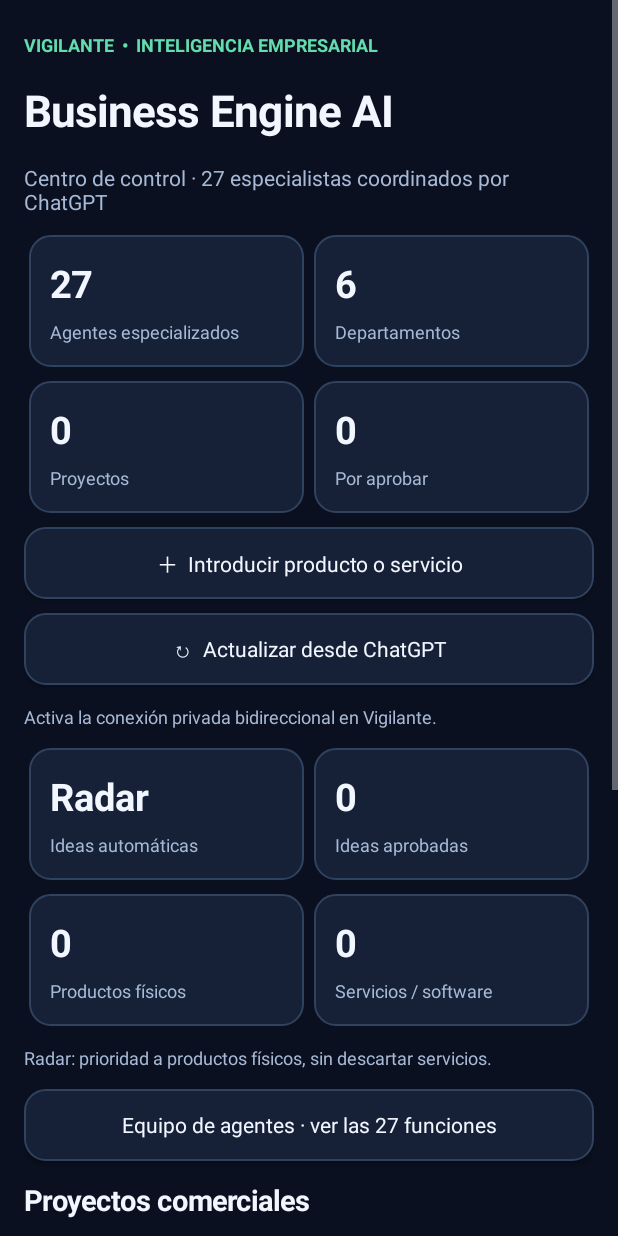
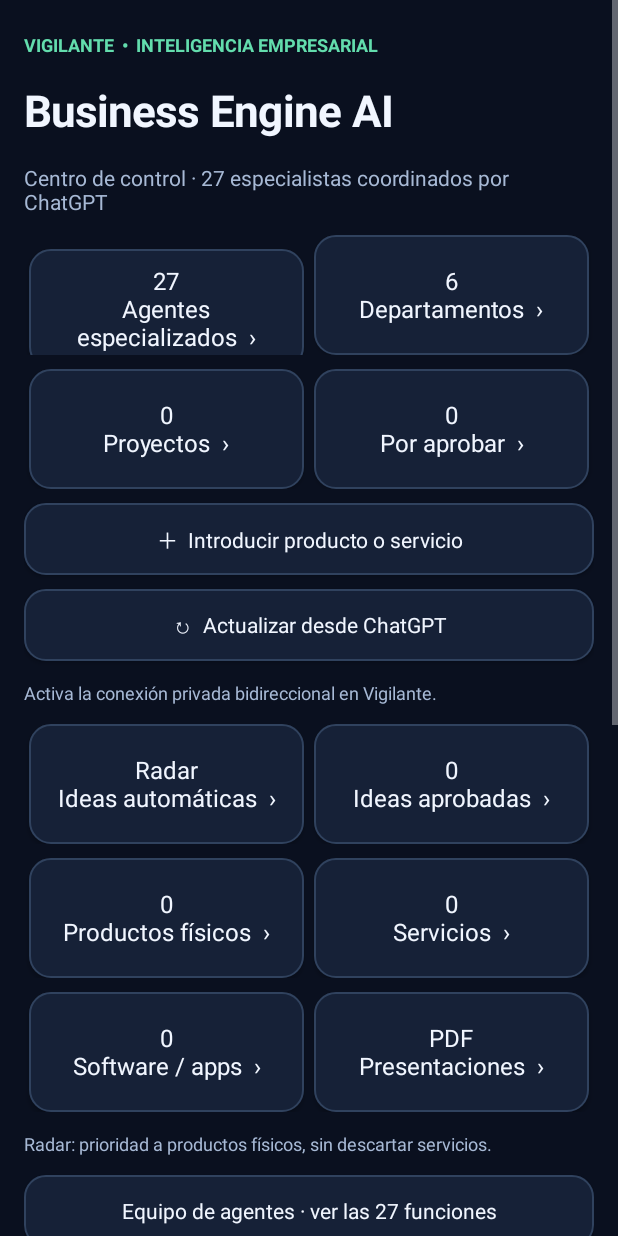
Before and after one commit to angeljo0801/Vigilante, an Android app: the BusinessActivity screen opened directly, with no data from a screen before it, on a phone screen of 412 x 824 dp. Run offline under Robolectric (Android 15) with nearby library versions, the phone set to English and light mode, and no system bars; pictures from the network do not load.

Commit message:
Rebuild dashboard as explicit navigable screens and widen discovery categories

```diff
--- a/app/build.gradle
+++ b/app/build.gradle
@@ -10,8 +10,8 @@ android {
         applicationId 'com.vigilante.app'
         minSdk 26
         targetSdk 34
-        versionCode 22
-        versionName '3.9.1'
+        versionCode 23
+        versionName '3.9.2'
     }
 
     signingConfigs {
--- a/app/src/main/java/com/vigilante/app/BusinessActivity.java
+++ b/app/src/main/java/com/vigilante/app/BusinessActivity.java
@@ -15,7 +15,7 @@ import java.util.*;
 public final class BusinessActivity extends Activity {
  private static final int BG=0xff0a101f,CARD=0xff162137,BORDER=0xff30425e,WHITE=0xfff1f6ff,MUTED=0xffa7b9d5,BLUE=0xff3e7be7,GREEN=0xff63ddad;
  private final ExecutorService io=Executors.newSingleThreadExecutor();
- private LinearLayout root; private ScrollView scroll; private String selected="",filter="",quickSection=""; private boolean busy=false,refreshAgain=false;
+ private LinearLayout root; private ScrollView scroll; private String selected="",filter="",quickSection=""; private boolean busy=false,refreshAgain=false;private TextView syncLabel;
  private final Set<Integer> expanded=new HashSet<>();
  private final Set<String> departments=new HashSet<>();
  private int dp(float x){return Math.round(x*getResources().getDisplayMetrics().density);}
@@ -24,48 +24,54 @@ public final class BusinessActivity extends Activity {
  private LinearLayout row(){LinearLayout l=new LinearLayout(this);l.setOrientation(0);return l;}
  private TextView t(String s,int size,int color,boolean bold){TextView v=new TextView(this);v.setText(s);v.setTextColor(color);v.setTextSize(size);if(bold)v.setTypeface(Typeface.DEFAULT,Typeface.BOLD);v.setPadding(0,dp(3),0,dp(3));return v;}
  private void add(LinearLayout p,View v){LinearLayout.LayoutParams lp=new LinearLayout.LayoutParams(-1,-2);lp.bottomMargin=dp(9);p.addView(v,lp);}
- private Button btn(String s,Runnable action){Button b=new Button(this);b.setText(s);b.setAllCaps(false);b.setTextColor(WHITE);b.setTextSize(14);b.setBackground(bg(CARD));b.setPadding(dp(8),dp(8),dp(8),dp(8));b.setOnClickListener(v->action.run());return b;}
+ private Button btn(String s,Runnable action){Button b=new Button(this);b.setText(s);b.setAllCaps(false);b.setTextColor(WHITE);b.setTextSize(14);b.setBackground(new android.graphics.drawable.RippleDrawable(android.content.res.ColorStateList.valueOf(0x553e7be7),bg(CARD),null));b.setMinHeight(dp(48));b.setPadding(dp(8),dp(8),dp(8),dp(8));b.setOnClickListener(v->action.run());return b;}
  private LinearLayout card(){LinearLayout l=col();l.setBackground(bg(CARD));l.setPadding(dp(14),dp(12),dp(14),dp(12));return l;}
- private void tile(LinearLayout r,String value,String label,Runnable action){LinearLayout c=card();c.addView(t(value,25,WHITE,true));c.addView(t(label,12,MUTED,false));LinearLayout.LayoutParams lp=new LinearLayout.LayoutParams(0,-2,1);lp.setMargins(dp(3),0,dp(3),0);r.addView(c,lp);c.setClickable(true);c.setFocusable(true);c.setOnClickListener(v->action.run());}
+ private void tile(LinearLayout r,String value,String label,Runnable action){Button c=btn(value+"\n"+label+"  ›",action);c.setTextSize(16);c.setMinHeight(dp(80));LinearLayout.LayoutParams lp=new LinearLayout.LayoutParams(0,-2,1);lp.setMargins(dp(3),0,dp(3),0);r.addView(c,lp);}
  @Override public void onCreate(Bundle b){super.onCreate(b);getWindow().setStatusBarColor(BG);getWindow().setNavigationBarColor(BG);render();refresh();}
  @Override protected void onDestroy(){io.shutdown();super.onDestroy();}
- @Override public void onBackPressed(){if(!selected.isEmpty()){selected="";filter="";quickSection="";expanded.clear();render();}else if(!filter.isEmpty()){filter="";render();}else super.onBackPressed();}
- private void refresh(){if(busy){refreshAgain=true;Toast.makeText(this,"Sincronización en curso; nueva solicitud en cola",0).show();return;}busy=true;render();io.execute(()->{String s;try{s=BusinessSync.sync(this);}catch(Exception e){s="Error de sincronización: "+e.getMessage();}final String result=s;runOnUiThread(()->{busy=false;if(isFinishing()||isDestroyed())return;BusinessSync.prefs(this).edit().putString("status",result).apply();render();Toast.makeText(this,result,0).show();if(refreshAgain){refreshAgain=false;refresh();}});});}
+ @Override public void onBackPressed(){if(!selected.isEmpty()){selected="";filter="";quickSection="";expanded.clear();render();}else if(!filter.isEmpty()){goHome();}else super.onBackPressed();}
+ private void refresh(){if(busy){refreshAgain=true;Toast.makeText(this,"Sincronización en curso; nueva solicitud en cola",0).show();return;}busy=true;if(syncLabel!=null)syncLabel.setText("Sincronizando…");io.execute(()->{String s;try{s=BusinessSync.sync(this);}catch(Exception e){s="Error de sincronización: "+e.getMessage();}final String result=s;runOnUiThread(()->{busy=false;if(isFinishing()||isDestroyed())return;BusinessSync.prefs(this).edit().putString("status",result).apply();if(syncLabel!=null)syncLabel.setText(result);render();Toast.makeText(this,result,0).show();if(refreshAgain){refreshAgain=false;refresh();}});});}
  private void render(){int position=scroll==null?0:scroll.getScrollY();ScrollView sc=new ScrollView(this);scroll=sc;sc.setBackgroundColor(BG);root=col();root.setPadding(dp(16),dp(18),dp(16),dp(24));sc.addView(root);setContentView(sc);sc.post(()->sc.scrollTo(0,position));
   add(root,t("VIGILANTE  •  INTELIGENCIA EMPRESARIAL",12,GREEN,true));
   add(root,t("Business Engine AI",29,WHITE,true));
-  if(!selected.isEmpty()){add(root,btn("‹  Volver a proyectos",()->{selected="";quickSection="";expanded.clear();render();}));detail();return;}
+  if(!selected.isEmpty()){add(root,btn("‹  Volver a proyectos",()->{selected="";quickSection="";expanded.clear();resetScroll();render();}));detail();return;}
+  if(!filter.isEmpty()){showSubpage();return;}
   add(root,t("Centro de control · 27 especialistas coordinados por ChatGPT",14,MUTED,false));
-  JSONArray a=BusinessSync.reports(this);int approved=0,review=0,products=0,services=0;for(int i=0;i<a.length();i++){JSONObject j=a.optJSONObject(i);if(j==null)continue;if(isProduct(j))products++;else services++;if(j.optBoolean("approved"))approved++;if("ready_for_review".equals(j.optString("status")))review++;}
-  LinearLayout r=row();tile(r,"27","Agentes especializados",()->{filter="agents";render();});tile(r,"6","Departamentos",()->{filter="agents";render();});add(root,r);
-  r=row();tile(r,""+a.length(),"Proyectos",()->{filter="";render();});tile(r,""+review,"Por aprobar",()->{filter="review";render();});add(root,r);
+  JSONArray a=BusinessSync.reports(this);int approved=0,review=0,products=0,services=0,software=0;for(int i=0;i<a.length();i++){JSONObject j=a.optJSONObject(i);if(j==null)continue;if(isProduct(j))products++;else if(isSoftware(j))software++;else services++;if(j.optBoolean("approved"))approved++;if("ready_for_review".equals(j.optString("status")))review++;}
+  LinearLayout r=row();tile(r,"27","Agentes especializados",()->showFilter("agents"));tile(r,"6","Departamentos",()->showFilter("departments"));add(root,r);
+  r=row();tile(r,""+a.length(),"Proyectos",()->showFilter("all"));tile(r,""+review,"Por aprobar",()->showFilter("review"));add(root,r);
   add(root,btn("＋  Introducir producto o servicio",this::newIdea));
   add(root,btn("↻  "+(busy?"Sincronizando…":"Actualizar desde ChatGPT"),this::refresh));
-  add(root,t(BusinessSync.prefs(this).getString("status","Pendiente de sincronización"),12,MUTED,false));
-  r=row();tile(r,"Radar","Ideas automáticas",()->{filter="radar";render();});tile(r,""+approved,"Ideas aprobadas",()->{filter="approved";render();});add(root,r);
-  r=row();tile(r,""+products,"Productos físicos",()->showFilter("products"));tile(r,""+services,"Servicios / software",()->showFilter("services"));add(root,r);
+  syncLabel=t(BusinessSync.prefs(this).getString("status","Pendiente de sincronización"),12,MUTED,false);add(root,syncLabel);
+  r=row();tile(r,"Radar","Ideas automáticas",()->showFilter("radar"));tile(r,""+approved,"Ideas aprobadas",()->showFilter("approved"));add(root,r);
+  r=row();tile(r,""+products,"Productos físicos",()->showFilter("products"));tile(r,""+services,"Servicios",()->showFilter("services"));add(root,r);r=row();tile(r,""+software,"Software / apps",()->showFilter("software"));tile(r,"PDF","Presentaciones",()->chooseProject("Presentación comercial PDF"));add(root,r);
   add(root,t("Radar: prioridad a productos físicos, sin descartar servicios.",12,MUTED,false));
-  add(root,btn("Equipo de agentes · ver las 27 funciones",()->{filter="agents";render();}));
-  if("agents".equals(filter)){add(root,btn("Ver proyectos",()->{filter="";render();}));agentDirectory();return;}
-  add(root,t("Proyectos comerciales"+(filter.isEmpty()?"":" · "+filter),19,WHITE,true));
-  if(!filter.isEmpty())add(root,btn("Ver todos",()->{filter="";render();}));
-  int shown=0;java.util.ArrayList<JSONObject> ordered=new java.util.ArrayList<>();for(int i=0;i<a.length();i++){JSONObject x=a.optJSONObject(i);if(x!=null)ordered.add(x);}ordered.sort((x,y)->Boolean.compare(isProduct(y),isProduct(x)));for(JSONObject j:ordered){if(j==null)continue;if("radar".equals(filter)&&!"radar".equals(j.optString("origin")))continue;if("products".equals(filter)&&!isProduct(j))continue;if("services".equals(filter)&&isProduct(j))continue;if("review".equals(filter)&&!"ready_for_review".equals(j.optString("status")))continue;if("approved".equals(filter)&&!j.optBoolean("approved"))continue;shown++;projectCard(j);}
-  JSONArray pending=BusinessSync.visibleRequests(this);for(int i=0;i<pending.length();i++){JSONObject j=pending.optJSONObject(i);if(j!=null&&"submit".equals(j.optString("action"))&&BusinessSync.report(this,j.optString("projectId")).length()==0)add(root,t((j.optBoolean("sent")?"Enviado · pendiente de investigación: ":"Por enviar: ")+j.optString("title"),14,MUTED,false));}
-  if(shown==0)add(root,t("Todavía no hay informes en esta vista. Introduce una idea o sincroniza el radar.",15,MUTED,false));
+  add(root,btn("Equipo de agentes · ver las 27 funciones",()->showFilter("agents")));
   add(root,t("Accesos rápidos",19,WHITE,true));
-  for(String label:new String[]{"Investigaciones","Clientes potenciales","Campañas","Rentabilidad","Publicaciones","Presentación comercial PDF"})add(root,btn(label,()->chooseProject(label)));
+  for(String label:new String[]{"Investigaciones","Clientes potenciales","Campañas","Rentabilidad","Publicaciones","Presentación comercial PDF"})add(root,btn(label+"  ›",()->chooseProject(label)));
+  add(root,t("Proyectos recientes",19,WHITE,true));listProjects("all",5);add(root,btn("Ver todos los proyectos  ›",()->showFilter("all")));
  }
+ private void resetScroll(){if(scroll!=null)scroll.scrollTo(0,0);}
+ private void goHome(){selected="";filter="";quickSection="";expanded.clear();departments.clear();resetScroll();render();}
+ private String filterTitle(String f){switch(f){case "products":return "Productos físicos";case "services":return "Servicios";case "software":return "Software y aplicaciones";case "radar":return "Radar · ideas automáticas";case "approved":return "Ideas aprobadas";case "review":return "Por aprobar";case "agents":return "27 especialistas";case "departments":return "Departamentos";default:return "Todos los proyectos";}}
+ private void showSubpage(){add(root,btn("‹  Volver al dashboard",this::goHome));add(root,t(filterTitle(filter),24,GREEN,true));if("agents".equals(filter)||"departments".equals(filter)){agentDirectory();return;}add(root,btn("Actualizar desde ChatGPT",this::refresh));listProjects(filter,0);}
+ private void listProjects(String f,int limit){JSONArray a=BusinessSync.reports(this);java.util.ArrayList<JSONObject> ordered=new java.util.ArrayList<>();for(int i=0;i<a.length();i++){JSONObject x=a.optJSONObject(i);if(x!=null)ordered.add(x);}ordered.sort((x,y)->Boolean.compare(isProduct(y),isProduct(x)));int shown=0;for(JSONObject j:ordered){if("radar".equals(f)&&!"radar".equals(j.optString("origin")))continue;if("products".equals(f)&&!isProduct(j))continue;if("services".equals(f)&&(isProduct(j)||isSoftware(j)))continue;if("software".equals(f)&&!isSoftware(j))continue;if("review".equals(f)&&!"ready_for_review".equals(j.optString("status")))continue;if("approved".equals(f)&&!j.optBoolean("approved"))continue;projectCard(j);if(++shown==limit)break;}
+ if("all".equals(f)){JSONArray pending=BusinessSync.visibleRequests(this);for(int i=0;i<pending.length();i++){JSONObject j=pending.optJSONObject(i);if(j!=null&&"submit".equals(j.optString("action"))&&BusinessSync.report(this,j.optString("projectId")).length()==0)add(root,t((j.optBoolean("sent")?"Enviado · pendiente de investigación: ":"Por enviar: ")+j.optString("title"),14,MUTED,false));}}
+ if(shown==0)add(root,t("No hay proyectos en esta categoría todavía. Las búsquedas continúan cada hora.",15,MUTED,false));
+ }
+ private static boolean isSoftware(JSONObject j){String type=j.optString("type").toLowerCase(java.util.Locale.ROOT);return type.contains("software")||type.contains("aplicaci")||type.contains("saas");}
  private static boolean isProduct(JSONObject j){String type=j.optString("type").toLowerCase(java.util.Locale.ROOT);return type.contains("producto")||type.contains("physical")||type.equals("product");}
- private void showFilter(String f){filter=f;if(scroll!=null)scroll.scrollTo(0,0);render();}
+ private void showFilter(String f){filter=f;selected="";expanded.clear();departments.clear();resetScroll();render();}
  private void chooseProject(String section){
   JSONArray a=BusinessSync.reports(this);java.util.ArrayList<String> titles=new java.util.ArrayList<>(),ids=new java.util.ArrayList<>();
   for(int i=0;i<a.length();i++){JSONObject x=a.optJSONObject(i);if(x!=null){titles.add(x.optString("title"));ids.add(x.optString("id"));}}
   if(titles.isEmpty()){new AlertDialog.Builder(this).setTitle(section).setMessage("Todavía no hay proyectos. Actualiza desde ChatGPT o introduce una idea.").setPositiveButton("Actualizar",(d,w)->refresh()).setNegativeButton("Cerrar",null).show();return;}
   new AlertDialog.Builder(this).setTitle(section+" · elige proyecto").setItems(titles.toArray(new String[0]),(d,n)->{if("Presentación comercial PDF".equals(section)){openProposal(ids.get(n));return;}selected=ids.get(n);quickSection=section;expanded.clear();departments.clear();if("Investigaciones".equals(section)){departments.add("Mercado");departments.add("Producto y finanzas");}else if("Clientes potenciales".equals(section)){departments.add("Mercado");departments.add("Ventas");expanded.add(4);expanded.add(16);}else if("Campañas".equals(section)){departments.add("Marketing");expanded.add(10);expanded.add(15);}else if("Rentabilidad".equals(section)){departments.add("Producto y finanzas");expanded.add(8);}else{departments.add("Marketing");expanded.add(12);expanded.add(13);expanded.add(14);}if(scroll!=null)scroll.scrollTo(0,0);render();}).show();
  }
- private void projectCard(JSONObject j){LinearLayout c=card();c.addView(t(j.optString("title"),19,WHITE,true));c.addView(t(j.optString("type")+" · "+j.optString("market")+" · "+j.optString("origin"),12,MUTED,false));c.addView(t(status(j.optString("status")),14,GREEN,true));JSONObject agents=j.optJSONObject("agents");int n=0;if(agents!=null)for(int k=1;k<=27;k++){JSONObject x=agents.optJSONObject(""+k);if(x!=null&&"complete".equals(x.optString("status")))n++;}ProgressBar bar=new ProgressBar(this,null,android.R.attr.progressBarStyleHorizontal);bar.setMax(27);bar.setProgress(n);c.addView(bar);c.addView(t(n+"/27 informes completos",12,MUTED,false));c.setOnClickListener(v->{selected=j.optString("id");quickSection="";expanded.clear();departments.clear();departments.add("Dirección");expanded.add(27);if(scroll!=null)scroll.scrollTo(0,0);render();});add(root,c);}
+ private void projectCard(JSONObject j){LinearLayout c=card();c.addView(t(j.optString("title"),19,WHITE,true));c.addView(t(j.optString("type")+" · "+j.optString("market")+" · "+j.optString("origin"),12,MUTED,false));c.addView(t(status(j.optString("status")),14,GREEN,true));JSONObject agents=j.optJSONObject("agents");int n=0;if(agents!=null)for(int k=1;k<=27;k++){JSONObject x=agents.optJSONObject(""+k);if(x!=null&&"complete".equals(x.optString("status")))n++;}ProgressBar bar=new ProgressBar(this,null,android.R.attr.progressBarStyleHorizontal);bar.setMax(27);bar.setProgress(n);c.addView(bar);c.addView(t(n+"/27 informes completos",12,MUTED,false));Runnable open=()->{selected=j.optString("id");quickSection="";expanded.clear();departments.clear();departments.add("Dirección");expanded.add(27);resetScroll();render();};c.addView(btn("Abrir proyecto  ›",open));c.setOnClickListener(v->open.run());add(root,c);}
  private String status(String s){switch(s){case "ready_for_review":return "Esperando tu decisión";case "approved":return "Aprobado · preparando lanzamiento";case "rejected":return "Rechazado";case "launch_ready":return "Estrategia preparada";case "needs_validation":return "Requiere validación";default:return "En investigación";}}
- private void agentDirectory(){for(String d:BusinessAgents.DEPTS){add(root,t(d,18,GREEN,true));for(int k=0;k<27;k++){String[] a=BusinessAgents.ALL[k];if(!a[0].equals(d))continue;final int id=k+1;add(root,btn(id+". "+a[1]+(expanded.contains(id)?"  ▴":"  ▾"),()->{if(!expanded.add(id))expanded.remove(id);render();}));if(expanded.contains(id))add(root,t(a[2],14,MUTED,false));}}}
+ private void agentDirectory(){add(root,t("Selecciona un especialista para consultar su informe en un proyecto.",14,MUTED,false));for(String d:BusinessAgents.DEPTS){add(root,btn(d+(departments.contains(d)?"  ▴":"  ▾"),()->{if(!departments.add(d))departments.remove(d);render();}));if("departments".equals(filter)&&!departments.contains(d))continue;for(int k=0;k<27;k++){String[] a=BusinessAgents.ALL[k];if(!a[0].equals(d))continue;final int id=k+1;add(root,btn(id+". "+a[1]+(expanded.contains(id)?"  ▴":"  ▾"),()->{if(!expanded.add(id))expanded.remove(id);render();}));if(expanded.contains(id)){add(root,t(a[2],14,MUTED,false));add(root,btn("Consultar informe en proyecto  ›",()->chooseAgentProject(id)));}}}}
+ private void chooseAgentProject(int agent){JSONArray a=BusinessSync.reports(this);java.util.ArrayList<String> titles=new java.util.ArrayList<>(),ids=new java.util.ArrayList<>();for(int i=0;i<a.length();i++){JSONObject j=a.optJSONObject(i);if(j!=null){titles.add(j.optString("title"));ids.add(j.optString("id"));}}if(ids.isEmpty()){new AlertDialog.Builder(this).setMessage("Todavía no hay proyectos sincronizados.").setPositiveButton("Cerrar",null).show();return;}new AlertDialog.Builder(this).setTitle("Selecciona proyecto").setItems(titles.toArray(new String[0]),(d,n)->{selected=ids.get(n);expanded.clear();departments.clear();departments.add(BusinessAgents.ALL[agent-1][0]);expanded.add(agent);resetScroll();render();}).show();}
  private void detail(){JSONObject j=BusinessSync.report(this,selected);add(root,t(j.optString("title","Proyecto"),23,WHITE,true));add(root,t(status(j.optString("status")),15,GREEN,true));add(root,t(j.optString("summary","Investigación pendiente."),15,WHITE,false));add(root,t("Origen: "+j.optString("origin")+" · Mercado: "+j.optString("market"),12,MUTED,false));
   add(root,btn("Presentación comercial · PDF",()->openProposal(selected)));
   if(!j.optString("productSummary").isEmpty())add(root,t(j.optString("productSummary"),14,WHITE,false));
```
Also changed, not shown: 1 other file.
